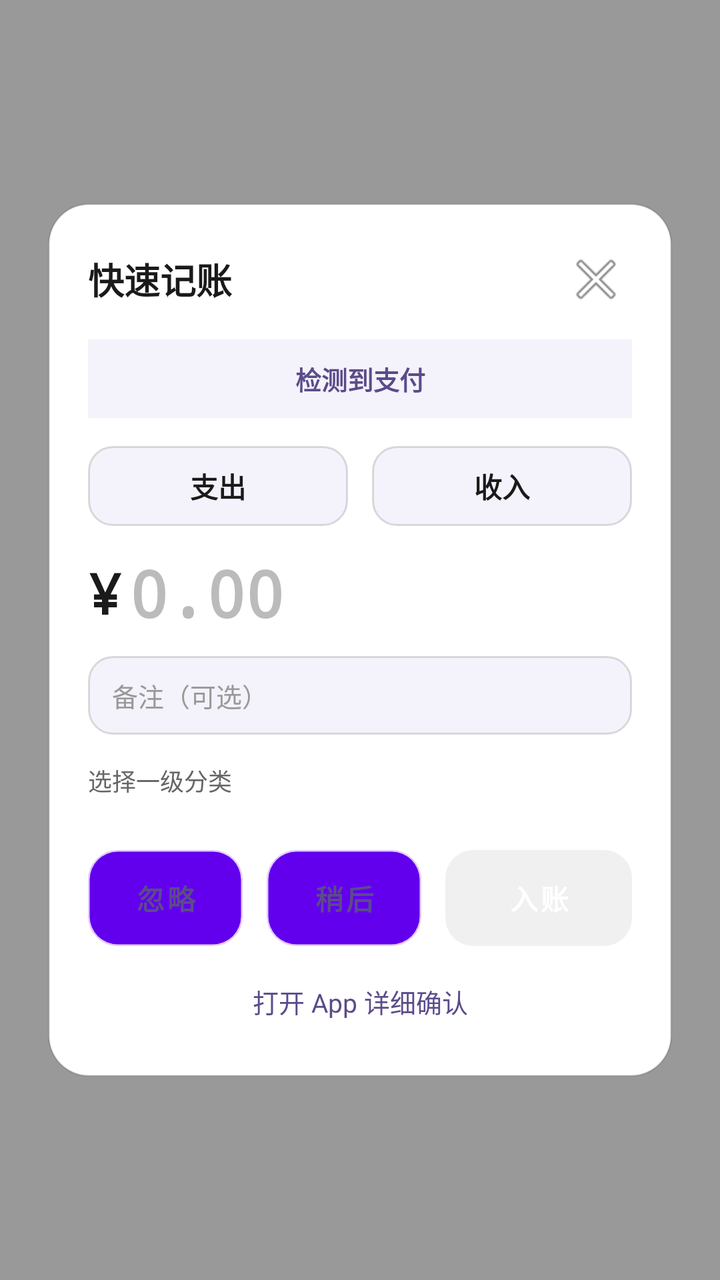
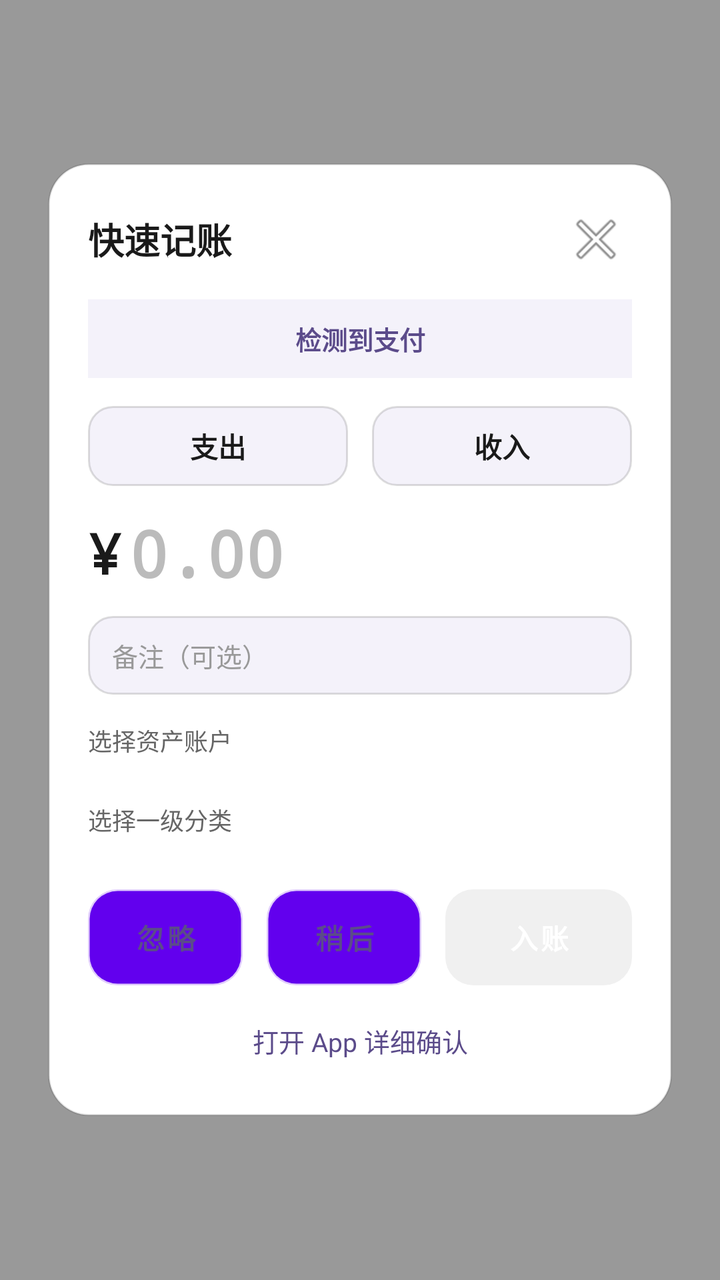

An Android layout rendered at two revisions. The XML below is the earlier revision; the diff shows what the commit changed to produce the second picture.
<!-- AndroidManifest.xml: fallback theme Theme.MaterialComponents.DayNight.NoActionBar -->
<!-- res/layout/centli_payment_overlay.xml -->
<?xml version="1.0" encoding="utf-8"?>
<FrameLayout xmlns:android="http://schemas.android.com/apk/res/android"
    android:layout_width="match_parent"
    android:layout_height="match_parent"
    android:background="#66000000"
    android:clickable="true"
    android:focusable="true">

    <LinearLayout
        android:layout_width="match_parent"
        android:layout_height="wrap_content"
        android:layout_gravity="center"
        android:layout_marginHorizontal="24dp"
        android:background="@drawable/centli_overlay_card"
        android:elevation="12dp"
        android:orientation="vertical"
        android:padding="20dp">

        <LinearLayout
            android:id="@+id/content_main"
            android:layout_width="match_parent"
            android:layout_height="wrap_content"
            android:orientation="vertical">

            <RelativeLayout
                android:layout_width="match_parent"
                android:layout_height="wrap_content">

                <TextView
                    android:layout_width="wrap_content"
                    android:layout_height="wrap_content"
                    android:layout_alignParentStart="true"
                    android:layout_centerVertical="true"
                    android:text="快速记账"
                    android:textColor="#FF1A1A1A"
                    android:textSize="18sp"
                    android:textStyle="bold" />

                <ImageButton
                    android:id="@+id/btn_close_x"
                    android:layout_width="36dp"
                    android:layout_height="36dp"
                    android:layout_alignParentEnd="true"
                    android:background="?android:attr/selectableItemBackgroundBorderless"
                    android:contentDescription="关闭"
                    android:padding="6dp"
                    android:src="@android:drawable/ic_menu_close_clear_cancel" />
            </RelativeLayout>

            <TextView
                android:id="@+id/tv_source"
                android:layout_width="match_parent"
                android:layout_height="wrap_content"
                android:layout_marginTop="12dp"
                android:background="#FFF4F2FA"
                android:gravity="center"
                android:padding="10dp"
                android:text="检测到支付"
                android:textColor="#FF5B4B8A"
                android:textSize="13sp"
                android:textStyle="bold" />

            <LinearLayout
                android:id="@+id/row_direction"
                android:layout_width="match_parent"
                android:layout_height="40dp"
                android:layout_marginTop="14dp"
                android:orientation="horizontal">

                <TextView
                    android:id="@+id/btn_dir_out"
                    android:layout_width="0dp"
                    android:layout_height="match_parent"
                    android:layout_marginEnd="6dp"
                    android:layout_weight="1"
                    android:background="@drawable/centli_overlay_chip"
                    android:gravity="center"
                    android:text="支出"
                    android:textColor="#FF1A1A1A"
                    android:textSize="14sp"
                    android:textStyle="bold" />

                <TextView
                    android:id="@+id/btn_dir_in"
                    android:layout_width="0dp"
                    android:layout_height="match_parent"
                    android:layout_marginStart="6dp"
                    android:layout_weight="1"
                    android:background="@drawable/centli_overlay_chip"
                    android:gravity="center"
                    android:text="收入"
                    android:textColor="#FF1A1A1A"
                    android:textSize="14sp"
                    android:textStyle="bold" />
            </LinearLayout>

            <LinearLayout
                android:layout_width="match_parent"
                android:layout_height="wrap_content"
                android:layout_marginTop="12dp"
                android:gravity="center_vertical"
                android:orientation="horizontal">

                <TextView
                    android:layout_width="wrap_content"
                    android:layout_height="wrap_content"
                    android:fontFamily="monospace"
                    android:text="¥"
                    android:textColor="#FF1A1A1A"
                    android:textSize="28sp"
                    android:textStyle="bold" />

                <EditText
                    android:id="@+id/et_amount"
                    android:layout_width="0dp"
                    android:layout_height="wrap_content"
                    android:layout_marginStart="4dp"
                    android:layout_weight="1"
                    android:background="@null"
                    android:fontFamily="monospace"
                    android:hint="0.00"
                    android:imeOptions="actionNext"
                    android:importantForAutofill="no"
                    android:inputType="numberDecimal"
                    android:maxLines="1"
                    android:textColor="#FF1A1A1A"
                    android:textColorHint="#FFBBBBBB"
                    android:textSize="32sp"
                    android:textStyle="bold" />
            </LinearLayout>

            <TextView
                android:id="@+id/tv_merchant"
                android:layout_width="match_parent"
                android:layout_height="wrap_content"
                android:layout_marginTop="4dp"
                android:gravity="center"
                android:text=""
                android:textColor="#FF666666"
                android:textSize="13sp"
                android:visibility="gone" />

            <EditText
                android:id="@+id/et_note"
                android:layout_width="match_parent"
                android:layout_height="wrap_content"
                android:layout_marginTop="10dp"
                android:background="@drawable/centli_overlay_chip"
                android:hint="备注（可选）"
                android:imeOptions="actionDone"
                android:importantForAutofill="no"
                android:inputType="text"
                android:maxLines="2"
                android:paddingHorizontal="12dp"
                android:paddingVertical="10dp"
                android:textColor="#FF1A1A1A"
                android:textColorHint="#FF999999"
                android:textSize="13sp" />

            <LinearLayout
                android:id="@+id/row_category_header"
                android:layout_width="match_parent"
                android:layout_height="wrap_content"
                android:layout_marginTop="14dp"
                android:gravity="center_vertical"
                android:orientation="horizontal">

                <TextView
                    android:id="@+id/btn_cat_back"
                    android:layout_width="wrap_content"
                    android:layout_height="wrap_content"
                    android:paddingEnd="8dp"
                    android:paddingVertical="4dp"
                    android:text="‹ 返回"
                    android:textColor="#FF5B4B8A"
                    android:textSize="13sp"
                    android:textStyle="bold"
                    android:visibility="gone" />

                <TextView
                    android:id="@+id/tv_cat_level"
                    android:layout_width="0dp"
                    android:layout_height="wrap_content"
                    android:layout_weight="1"
                    android:text="选择一级分类"
                    android:textColor="#FF666666"
                    android:textSize="12sp" />
            </LinearLayout>

            <ScrollView
                android:id="@+id/scroll_categories"
                android:layout_width="match_parent"
                android:layout_height="wrap_content"
                android:layout_marginTop="8dp"
                android:overScrollMode="never"
                android:scrollbars="none">

                <LinearLayout
                    android:id="@+id/container_categories"
                    android:layout_width="match_parent"
                    android:layout_height="wrap_content"
                    android:orientation="vertical" />
            </ScrollView>

            <LinearLayout
                android:id="@+id/loading_container"
                android:layout_width="match_parent"
                android:layout_height="wrap_content"
                android:layout_marginTop="12dp"
                android:gravity="center"
                android:visibility="gone">

                <ProgressBar
                    android:layout_width="22dp"
                    android:layout_height="22dp"
                    android:indeterminate="true" />

                <TextView
                    android:layout_width="wrap_content"
                    android:layout_height="wrap_content"
                    android:layout_marginStart="8dp"
                    android:text="加载分类…"
                    android:textColor="#FF888888"
                    android:textSize="12sp" />
            </LinearLayout>

            <LinearLayout
                android:layout_width="match_parent"
                android:layout_height="wrap_content"
                android:layout_marginTop="18dp"
                android:orientation="horizontal">

                <Button
                    android:id="@+id/btn_ignore"
                    android:layout_width="0dp"
                    android:layout_height="48dp"
                    android:layout_marginEnd="6dp"
                    android:layout_weight="1"
                    android:background="@drawable/centli_overlay_btn_outline"
                    android:text="忽略"
                    android:textAllCaps="false"
                    android:textColor="#FF5B4B8A"
                    android:textSize="14sp"
                    android:textStyle="bold" />

                <Button
                    android:id="@+id/btn_later"
                    android:layout_width="0dp"
                    android:layout_height="48dp"
                    android:layout_marginHorizontal="6dp"
                    android:layout_weight="1"
                    android:background="@drawable/centli_overlay_btn_outline"
                    android:text="稍后"
                    android:textAllCaps="false"
                    android:textColor="#FF5B4B8A"
                    android:textSize="14sp"
                    android:textStyle="bold" />

                <Button
                    android:id="@+id/btn_confirm"
                    android:layout_width="0dp"
                    android:layout_height="48dp"
                    android:layout_marginStart="6dp"
                    android:layout_weight="1.2"
                    android:alpha="0.5"
                    android:background="@drawable/centli_overlay_btn_primary"
                    android:enabled="false"
                    android:text="入账"
                    android:textAllCaps="false"
                    android:textColor="#FFFFFFFF"
                    android:textSize="14sp"
                    android:textStyle="bold" />
            </LinearLayout>

            <TextView
                android:id="@+id/btn_open_detail"
                android:layout_width="match_parent"
                android:layout_height="wrap_content"
                android:layout_marginTop="10dp"
                android:gravity="center"
                android:padding="8dp"
                android:text="打开 App 详细确认"
                android:textColor="#FF5B4B8A"
                android:textSize="13sp" />
        </LinearLayout>

        <LinearLayout
            android:id="@+id/content_success"
            android:layout_width="match_parent"
            android:layout_height="wrap_content"
            android:gravity="center"
            android:orientation="vertical"
            android:paddingVertical="28dp"
            android:visibility="gone">

            <TextView
                android:layout_width="wrap_content"
                android:layout_height="wrap_content"
                android:text="已入账"
                android:textColor="#FF1A1A1A"
                android:textSize="20sp"
                android:textStyle="bold" />

            <TextView
                android:id="@+id/tv_success_detail"
                android:layout_width="wrap_content"
                android:layout_height="wrap_content"
                android:layout_marginTop="8dp"
                android:fontFamily="monospace"
                android:text=""
                android:textColor="#FF666666"
                android:textSize="14sp" />
        </LinearLayout>
    </LinearLayout>
</FrameLayout>
<!-- resources referenced by this layout -->
<resources>
  <!-- drawable centli_overlay_btn_outline (drawable) -->
  <?xml version="1.0" encoding="utf-8"?>
  <shape xmlns:android="http://schemas.android.com/apk/res/android"
      android:shape="rectangle">
      <solid android:color="#FFFFFFFF" />
      <corners android:radius="14dp" />
      <stroke
          android:width="1.5dp"
          android:color="#335B4B8A" />
  </shape>
  <!-- drawable centli_overlay_btn_primary (drawable) -->
  <?xml version="1.0" encoding="utf-8"?>
  <shape xmlns:android="http://schemas.android.com/apk/res/android"
      android:shape="rectangle">
      <solid android:color="#FF5B4B8A" />
      <corners android:radius="14dp" />
  </shape>
  <!-- drawable centli_overlay_card (drawable) -->
  <?xml version="1.0" encoding="utf-8"?>
  <shape xmlns:android="http://schemas.android.com/apk/res/android"
      android:shape="rectangle">
      <solid android:color="#FFFFFFFF" />
      <corners android:radius="20dp" />
      <stroke
          android:width="1dp"
          android:color="#1A000000" />
  </shape>
  <!-- drawable centli_overlay_chip (drawable) -->
  <?xml version="1.0" encoding="utf-8"?>
  <selector xmlns:android="http://schemas.android.com/apk/res/android">
      <item android:state_selected="true">
          <shape android:shape="rectangle">
              <solid android:color="#FF5B4B8A" />
              <corners android:radius="12dp" />
          </shape>
      </item>
      <item>
          <shape android:shape="rectangle">
              <solid android:color="#FFF4F2FA" />
              <corners android:radius="12dp" />
              <stroke
                  android:width="1dp"
                  android:color="#22000000" />
          </shape>
      </item>
  </selector>
</resources>

<!-- the commit's change to res/layout/centli_payment_overlay.xml (unified diff, before → after) -->
@@ -157,6 +157,30 @@
                 android:textColorHint="#FF999999"
                 android:textSize="13sp" />
 
+            <TextView
+                android:id="@+id/tv_account_level"
+                android:layout_width="match_parent"
+                android:layout_height="wrap_content"
+                android:layout_marginTop="14dp"
+                android:text="选择资产账户"
+                android:textColor="#FF666666"
+                android:textSize="12sp" />
+
+            <ScrollView
+                android:id="@+id/scroll_accounts"
+                android:layout_width="match_parent"
+                android:layout_height="wrap_content"
+                android:layout_marginTop="8dp"
+                android:overScrollMode="never"
+                android:scrollbars="none">
+
+                <LinearLayout
+                    android:id="@+id/container_accounts"
+                    android:layout_width="match_parent"
+                    android:layout_height="wrap_content"
+                    android:orientation="vertical" />
+            </ScrollView>
+
             <LinearLayout
                 android:id="@+id/row_category_header"
                 android:layout_width="match_parent"
